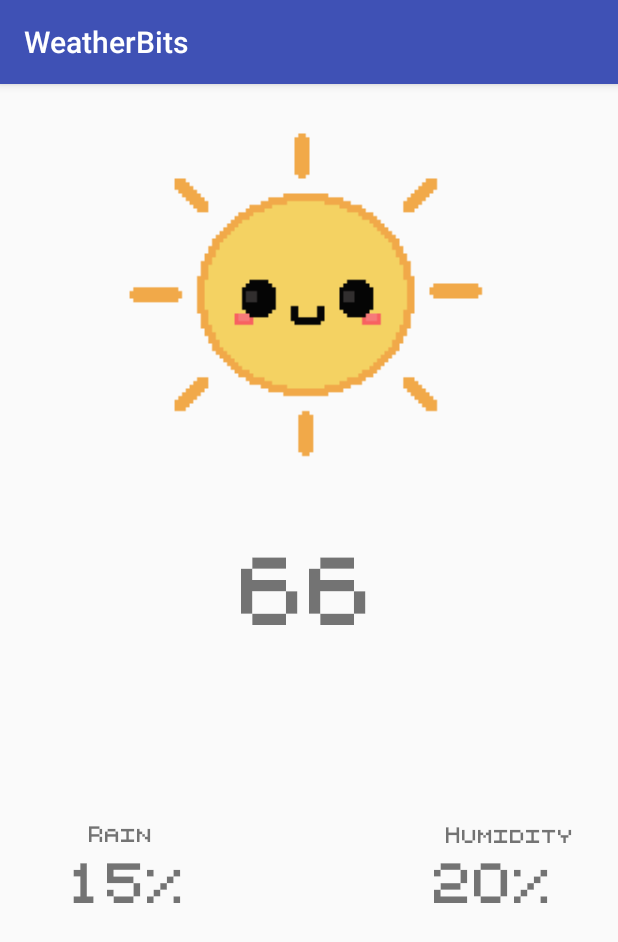
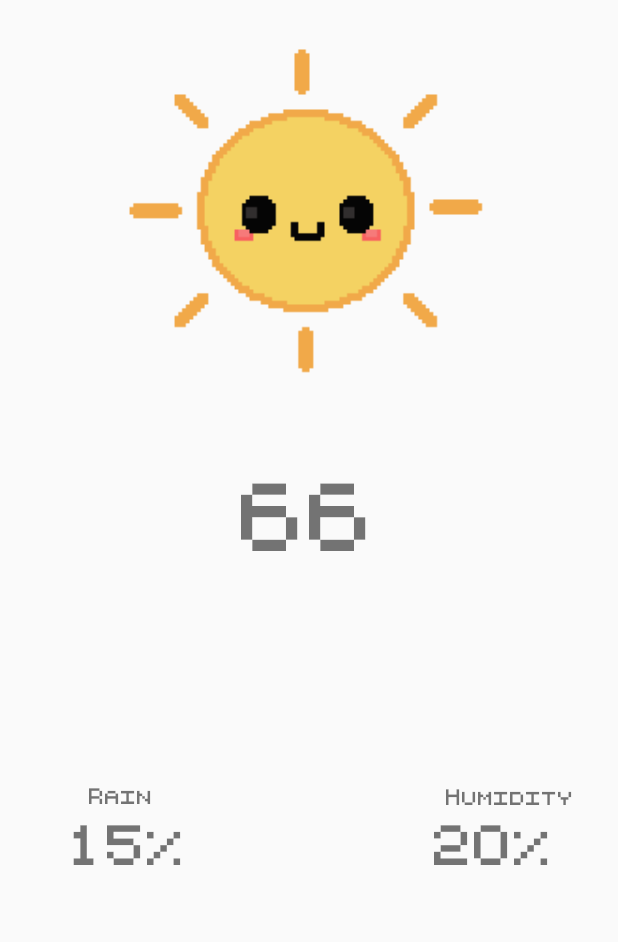
Before and after one commit to SmugBirdStudios/WeatherBits, an Android app: the screen it shows after launch (MainActivity), on a phone screen of 412 x 824 dp. Shown: the top 942 px of the screen. Run offline under Robolectric (Android 15) with nearby library versions, the phone set to English and light mode, and no system bars; our stand-ins replace ButterKnife.

```diff
--- a/app/src/main/java/com/example/tayler/weatherbits/MainActivity.java
+++ b/app/src/main/java/com/example/tayler/weatherbits/MainActivity.java
@@ -1,9 +1,12 @@
 package com.example.tayler.weatherbits;
 
 import android.content.Context;
+import android.graphics.Color;
 import android.graphics.Typeface;
 import android.net.ConnectivityManager;
 import android.net.NetworkInfo;
+import android.support.constraint.ConstraintLayout;
+import android.support.v4.content.ContextCompat;
 import android.support.v7.app.AppCompatActivity;
 import android.os.Bundle;
 import android.util.Log;
@@ -31,6 +34,13 @@ import static android.widget.Toast.makeText;
 public class MainActivity extends AppCompatActivity {
 
     @BindView(R.id.weatherIcon) ImageView weatherIcon;
+    @BindView(R.id.degrees) TextView degrees;
+    @BindView(R.id.humidity) TextView humidity;
+    @BindView(R.id.precipChance) TextView precipChance;
+    @BindView(R.id.precipText) TextView precipText;
+    @BindView(R.id.humidText) TextView humidityText;
+    @BindView(R.id.background) ConstraintLayout background;
+
 
 
 
@@ -46,8 +56,9 @@ public class MainActivity extends AppCompatActivity {
         setContentView(R.layout.activity_main);
         ButterKnife.bind(this);
 
-        Typeface t = Typeface.createFromAsset(getAssets(),
-                "fonts/StarPerv.ttf");
+        // setting a default font for app
+
+        Typeface t = Typeface.createFromAsset(getAssets(), "fonts/StarPerv.ttf");
         TextView precipText = (TextView) findViewById(R.id.precipText);
         precipText.setTypeface(t);
         TextView degrees = (TextView) findViewById(R.id.degrees);
@@ -61,8 +72,8 @@ public class MainActivity extends AppCompatActivity {
 
 
 
-        double latitude =  37.8267;
-        double longitude = -122.423;
+        double latitude =  39.167107;
+        double longitude = -86.534359;
         String forecastUrl = "https://api.darksky.net/forecast/" + DARK_SKY_KEY + "/" + latitude + "," + longitude;
 
         if (isNetworkAvailable()) {
@@ -119,6 +130,9 @@ public class MainActivity extends AppCompatActivity {
         currentWeather.setPrecipChance(currently.getDouble("precipProbability"));
         currentWeather.setSummary(currently.getString("summary"));
         currentWeather.setTemperature(currently.getDouble("temperature"));
+        currentWeather.setTimeZone(timezone);
+
+        Log.d(TAG, currentWeather.getFormattedTime());
 
         return currentWeather;
     }
--- a/app/src/main/res/layout/activity_main.xml
+++ b/app/src/main/res/layout/activity_main.xml
@@ -3,11 +3,12 @@
     xmlns:android="http://schemas.android.com/apk/res/android"
     xmlns:app="http://schemas.android.com/apk/res-auto"
     xmlns:tools="http://schemas.android.com/tools"
+    android:id="@+id/background"
     android:layout_width="match_parent"
     android:layout_height="match_parent"
     tools:context="com.example.tayler.weatherbits.MainActivity"
-    tools:layout_editor_absoluteY="81dp"
-    tools:layout_editor_absoluteX="0dp">
+    tools:layout_editor_absoluteX="0dp"
+    tools:layout_editor_absoluteY="81dp">
 
     <pl.droidsonroids.gif.GifImageView
         android:id="@+id/weatherIcon"
@@ -26,33 +27,33 @@
         android:layout_width="wrap_content"
         android:layout_height="wrap_content"
         android:layout_marginBottom="8dp"
+        android:layout_marginLeft="8dp"
+        android:layout_marginRight="8dp"
         android:layout_marginTop="8dp"
         android:text="66"
         android:textSize="60sp"
         app:layout_constraintBottom_toBottomOf="parent"
+        app:layout_constraintLeft_toLeftOf="parent"
+        app:layout_constraintRight_toRightOf="parent"
         app:layout_constraintTop_toBottomOf="@+id/weatherIcon"
-        app:layout_constraintVertical_bias="0.114"
-        android:layout_marginLeft="8dp"
-        app:layout_constraintLeft_toLeftOf="parent"
-        android:layout_marginRight="8dp"
-        app:layout_constraintRight_toRightOf="parent"/>
+        app:layout_constraintVertical_bias="0.114"/>
 
     <TextView
         android:id="@+id/precipChance"
         android:layout_width="wrap_content"
         android:layout_height="wrap_content"
         android:layout_marginBottom="8dp"
+        android:layout_marginLeft="8dp"
+        android:layout_marginRight="8dp"
         android:layout_marginTop="8dp"
         android:text="15%"
         android:textSize="35sp"
         app:layout_constraintBottom_toBottomOf="parent"
-        app:layout_constraintTop_toBottomOf="@+id/weatherIcon"
-        app:layout_constraintVertical_bias="0.553"
-        android:layout_marginLeft="8dp"
+        app:layout_constraintHorizontal_bias="0.564"
         app:layout_constraintLeft_toLeftOf="parent"
         app:layout_constraintRight_toLeftOf="@+id/degrees"
-        android:layout_marginRight="8dp"
-        app:layout_constraintHorizontal_bias="0.564"/>
+        app:layout_constraintTop_toBottomOf="@+id/weatherIcon"
+        app:layout_constraintVertical_bias="0.553"/>
 
     <TextView
         android:id="@+id/humidity"
--- a/app/src/main/res/values/styles.xml
+++ b/app/src/main/res/values/styles.xml
@@ -1,7 +1,7 @@
 <resources>
 
     <!-- Base application theme. -->
-    <style name="AppTheme" parent="Theme.AppCompat.Light.DarkActionBar">
+    <style name="AppTheme" parent="Theme.AppCompat.Light.NoActionBar">
         <!-- Customize your theme here. -->
         <item name="colorPrimary">@color/colorPrimary</item>
         <item name="colorPrimaryDark">@color/colorPrimaryDark</item>
```
Also changed, not shown: app/src/main/java/com/example/tayler/weatherbits/CurrentWeather.java (+51 -0 lines).
